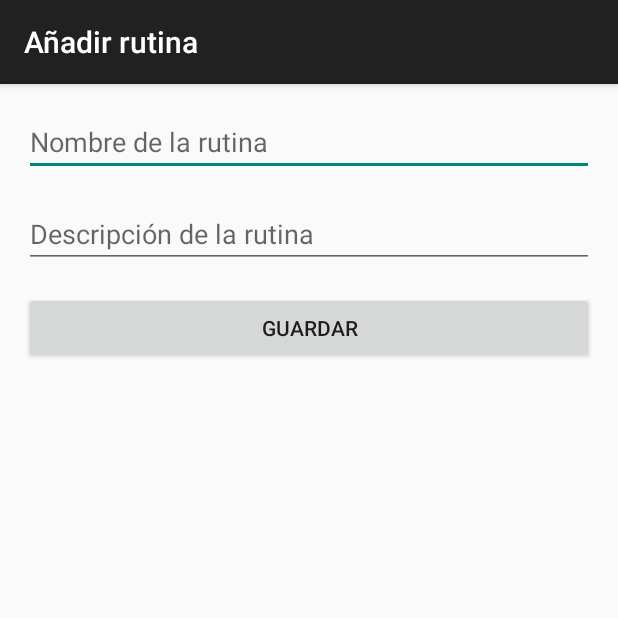
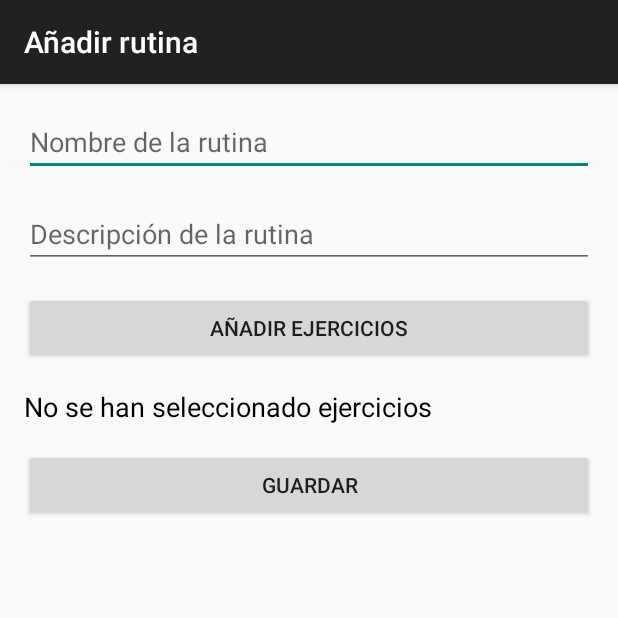
Before and after one commit to pablormsn/Trainee, an Android app built with Jetpack Compose: the AddRutinaActivity screen opened directly, with no data from a screen before it, on a phone screen of 412 x 824 dp, the top half of it. Run offline under Robolectric (Android 15) with nearby library versions, the phone set to English and light mode, and no system bars.

Commit message:
Ejercicios de una rutina se guardan en la BD

```diff
--- a/app/src/main/AndroidManifest.xml
+++ b/app/src/main/AndroidManifest.xml
@@ -35,6 +35,9 @@
         <activity android:name=".ShowRutinaActivity"
             android:label="Rutina"
             android:theme="@style/Theme.FitHub"/>
+        <activity android:name=".SelectEjerciciosActivity"
+            android:label="Seleccionar ejercicios"
+            android:theme="@style/Theme.FitHub"/>
     </application>
 
 </manifest>
--- a/app/src/main/java/com/coral/fithub/AddRutinaActivity.kt
+++ b/app/src/main/java/com/coral/fithub/AddRutinaActivity.kt
@@ -1,16 +1,25 @@
 package com.coral.fithub
 
+import android.app.Activity
+import android.content.Intent
 import android.os.Bundle
+import android.view.View
 import android.widget.Button
 import android.widget.EditText
+import android.widget.TextView
 import androidx.appcompat.app.AppCompatActivity
 import com.coral.fithub.data.database.DatabaseProvider
+import com.coral.fithub.data.model.Ejercicio
 import com.coral.fithub.data.model.Rutina
+import com.coral.fithub.data.model.RutinaEjercicio
 import kotlinx.coroutines.CoroutineScope
 import kotlinx.coroutines.Dispatchers
 import kotlinx.coroutines.launch
 
 class AddRutinaActivity : AppCompatActivity() {
+
+    private var selectedEjercicios: List<Ejercicio> = emptyList()
+    private lateinit var textViewEjerciciosAnadidos: TextView
 
     override fun onCreate(savedInstanceState: Bundle?) {
         super.onCreate(savedInstanceState)
@@ -18,22 +27,56 @@ class AddRutinaActivity : AppCompatActivity() {
 
         val editTextNombre = findViewById<EditText>(R.id.editRutinaNombre)
         val editTextDescripcion = findViewById<EditText>(R.id.editRutinaDescripcion)
+        val buttonAddEjercicios = findViewById<Button>(R.id.buttonAddEjercicios)
         val buttonGuardar = findViewById<Button>(R.id.buttonGuardar)
+        textViewEjerciciosAnadidos = findViewById(R.id.textViewEjerciciosAnadidos)
+
+
+        textViewEjerciciosAnadidos.visibility = View.VISIBLE
+        textViewEjerciciosAnadidos.text = "No se han seleccionado ejercicios"
+
+        buttonAddEjercicios.setOnClickListener {
+            val intent = Intent(this, SelectEjerciciosActivity::class.java)
+            startActivityForResult(intent, 1)
+        }
 
         buttonGuardar.setOnClickListener {
             val nombre = editTextNombre.text.toString()
             val descripcion = editTextDescripcion.text.toString()
 
-            if (nombre.isNotEmpty() && descripcion.isNotEmpty()) {
+            if (nombre.isNotEmpty()) {
                 val db = DatabaseProvider.getDatabase(this)
                 val rutinaDao = db.rutinaDao()
 
                 CoroutineScope(Dispatchers.IO).launch {
                     val rutina = Rutina(0, nombre, descripcion)
                     rutinaDao.insert(rutina)
+
+                    val rutinaId = rutinaDao.getAll().last().idRutina
+
+
+                    // Asignar ejercicios a la rutina
+                    selectedEjercicios.forEach { ejercicio ->
+                        val rutinaEjercicio = RutinaEjercicio(rutinaId, ejercicio.idEjercicio)
+                        db.rutinaEjercicioDao().insert(rutinaEjercicio)
+                    }
                     finish() // Cerrar la actividad después de guardar
                 }
             }
         }
     }
+
+    override fun onActivityResult(requestCode: Int, resultCode: Int, data: Intent?) {
+        super.onActivityResult(requestCode, resultCode, data)
+        if (requestCode == 1 && resultCode == Activity.RESULT_OK) {
+            selectedEjercicios = data?.getParcelableArrayListExtra("selectedEjercicios") ?: emptyList()
+            textViewEjerciciosAnadidos.visibility = View.VISIBLE
+            if (selectedEjercicios.isEmpty()) {
+                textViewEjerciciosAnadidos.text = "No se han seleccionado ejercicios"
+            } else {
+                textViewEjerciciosAnadidos.text = "Ejercicios añadidos:\n" + selectedEjercicios.joinToString("\n") { it.nombre }
+            }
+        }
+    }
+
 }
--- a/app/src/main/java/com/coral/fithub/adapter/RutinaAdapter.kt
+++ b/app/src/main/java/com/coral/fithub/adapter/RutinaAdapter.kt
@@ -16,7 +16,7 @@ class RutinaAdapter(
     RecyclerView.Adapter<RutinaAdapter.RutinaViewHolder>() {
 
     inner class RutinaViewHolder(itemView: View) : RecyclerView.ViewHolder(itemView) {
-        val rutinaName: TextView = itemView.findViewById(R.id.textRutinaNombre)
+        val rutinaName: TextView = itemView.findViewById(R.id.textRutNombre)
 
         init {
             itemView.setOnClickListener{
@@ -29,7 +29,7 @@ class RutinaAdapter(
     }
 
     override fun onCreateViewHolder(parent: ViewGroup, viewType: Int): RutinaViewHolder {
-        val view = LayoutInflater.from(parent.context).inflate(R.layout.activity_show_rutina, parent, false)
+        val view = LayoutInflater.from(parent.context).inflate(R.layout.item_rutina, parent, false)
         return RutinaViewHolder(view)
     }
 
--- a/app/src/main/res/layout/activity_add_rutina.xml
+++ b/app/src/main/res/layout/activity_add_rutina.xml
@@ -19,6 +19,23 @@
         android:layout_marginTop="16dp" />
 
     <Button
+        android:id="@+id/buttonAddEjercicios"
+        android:layout_width="match_parent"
+        android:layout_height="wrap_content"
+        android:text="Añadir ejercicios"
+        android:layout_marginTop="16dp" />
+
+    <TextView
+        android:id="@+id/textViewEjerciciosAnadidos"
+        android:layout_width="match_parent"
+        android:layout_height="wrap_content"
+        android:text="Ejercicios añadidos:"
+        android:layout_marginTop="16dp"
+        android:textSize="18sp"
+        android:textColor="@android:color/black"
+        android:visibility="gone" />
+
+    <Button
         android:id="@+id/buttonGuardar"
         android:layout_width="match_parent"
         android:layout_height="wrap_content"
```
Also changed, not shown: app/src/main/java/com/coral/fithub/SelectEjerciciosActivity.kt (added, +56 -0 lines), app/src/main/java/com/coral/fithub/adapter/EjercicioAdapter.kt (added, +51 -0 lines), app/src/main/java/com/coral/fithub/data/model/Ejercicio.kt (+29 -1 lines), app/src/main/res/layout/activity_select_ejercicios.xml (added, +22 -0 lines), app/src/main/res/layout/item_ejercicio.xml (added, +21 -0 lines), app/src/main/res/layout/item_rutina.xml (added, +15 -0 lines).
